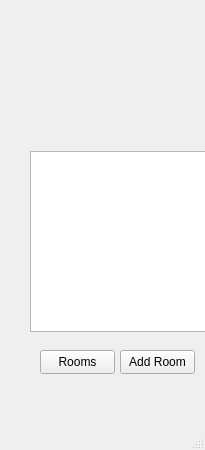
Above: project/ui/main_menu.ui from denzelxav/Plantfolio before the change. Below: the same form after it.
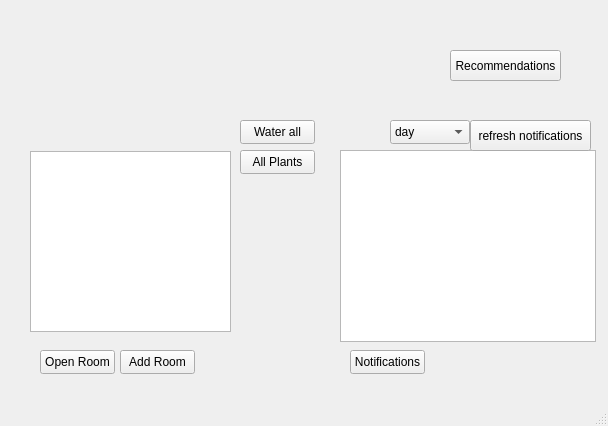
That is the form after the change. Icons and pictures are not drawn.

Commit message: Added main_menu and add_room window

```diff
--- a/project/ui/main_menu.ui
+++ b/project/ui/main_menu.ui
@@ -6,10 +6,22 @@
    <rect>
     <x>0</x>
     <y>0</y>
-    <width>205</width>
-    <height>450</height>
+    <width>608</width>
+    <height>426</height>
    </rect>
   </property>
+  <property name="minimumSize">
+   <size>
+    <width>608</width>
+    <height>426</height>
+   </size>
+  </property>
+  <property name="maximumSize">
+   <size>
+    <width>608</width>
+    <height>426</height>
+   </size>
+  </property>
   <property name="windowTitle">
    <string>Main_Menu</string>
   </property>
@@ -43,7 +55,7 @@
      </rect>
     </property>
     <property name="text">
-     <string>Rooms</string>
+     <string>Open Room</string>
     </property>
    </widget>
    <widget class="QPushButton" name="open_notifier">
```
Left out of the diff: 18 changed lines with no effect on the pictures. The commit also changes 9 other files.
